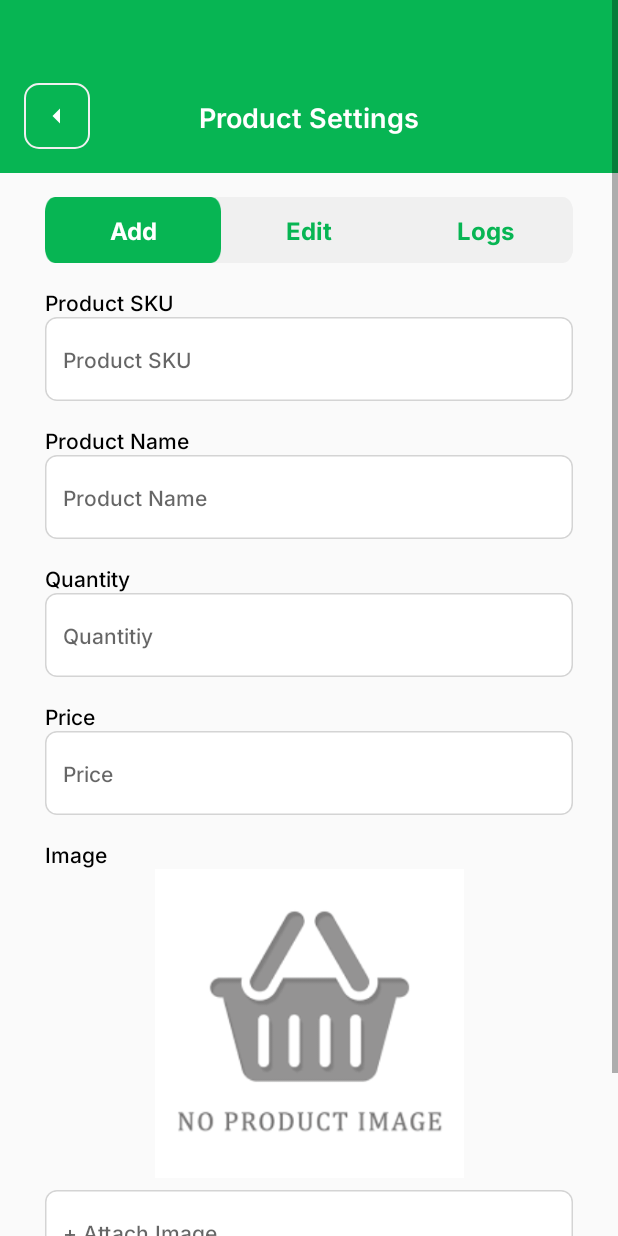
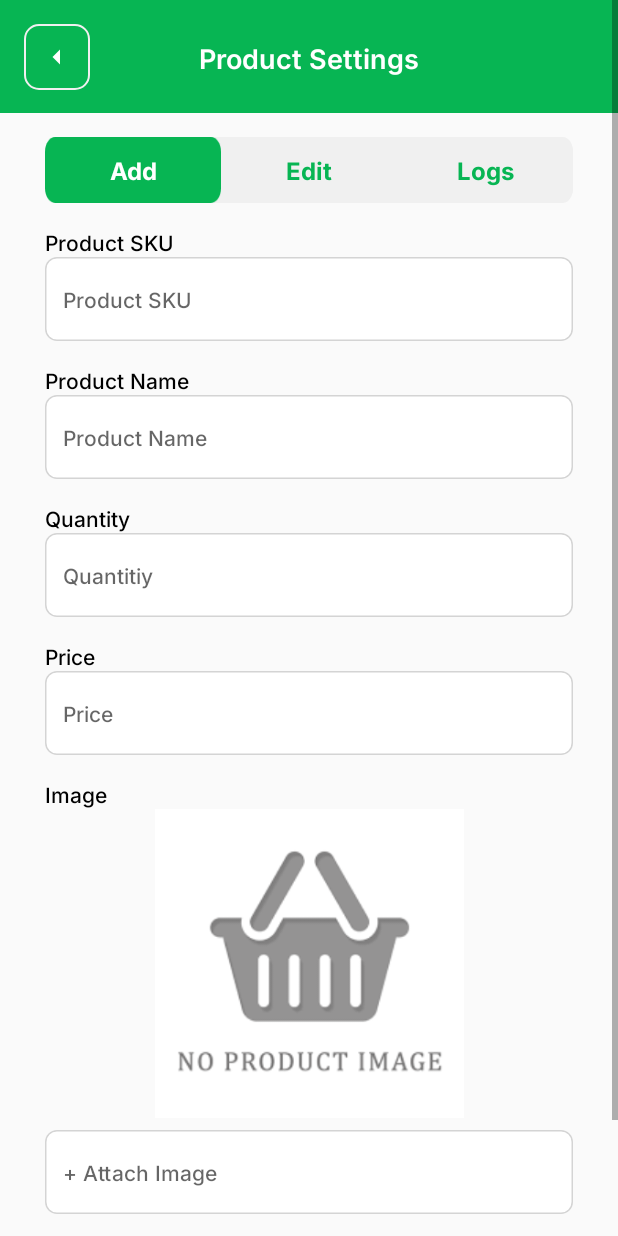
Before and after one commit to JerW18/MOBDEVE-MCO, an Android app built with Jetpack Compose: the ProductSettingsActivity screen opened directly, with no data from a screen before it, on a phone screen of 412 x 824 dp. Run offline under Robolectric (Android 15) with nearby library versions, the phone set to English and light mode, and no system bars; our stand-ins replace Firebase (no records; nobody signed in at launch, a user with empty details on screens opened directly); 1 statement that could not run was skipped.

Commit message:
fixed logs layout

```diff
--- a/app/src/main/res/layout/logs_item.xml
+++ b/app/src/main/res/layout/logs_item.xml
@@ -21,7 +21,7 @@
         android:id="@+id/tvLogItemInOut"
         android:layout_width="wrap_content"
         android:layout_height="wrap_content"
-        android:layout_marginStart="16dp"
+        android:layout_marginStart="32dp"
         android:fontFamily="@font/inter"
         android:text="Out"
         android:textColor="@color/black"
@@ -34,7 +34,7 @@
         android:id="@+id/tvLogItemProduct"
         android:layout_width="wrap_content"
         android:layout_height="wrap_content"
-        android:layout_marginStart="24dp"
+        android:layout_marginStart="28dp"
         android:fontFamily="@font/inter"
         android:text="Product"
         android:textColor="@color/black"
--- a/app/src/main/res/layout/product_setting.xml
+++ b/app/src/main/res/layout/product_setting.xml
@@ -14,10 +14,10 @@
         <View
             android:id="@+id/viewPSGreenHeader"
             android:layout_width="match_parent"
-            android:layout_height="0sp"
+            android:layout_height="75sp"
             android:background="@color/green"
-            app:layout_constraintBottom_toTopOf="@+id/guideline5"
             app:layout_constraintEnd_toEndOf="parent"
+            app:layout_constraintHorizontal_bias="1.0"
             app:layout_constraintStart_toStartOf="parent"
             app:layout_constraintTop_toTopOf="parent" />
 
@@ -34,10 +34,10 @@
             android:layout_width="wrap_content"
             android:layout_height="wrap_content"
             android:layout_marginStart="16dp"
-            android:layout_marginBottom="16dp"
             android:src="@drawable/back_button"
-            app:layout_constraintBottom_toTopOf="@+id/guideline5"
-            app:layout_constraintStart_toStartOf="parent" />
+            app:layout_constraintBottom_toBottomOf="@+id/viewPSGreenHeader"
+            app:layout_constraintStart_toStartOf="parent"
+            app:layout_constraintTop_toTopOf="@+id/viewPSGreenHeader" />
 
         <TextView
             android:id="@+id/tvPSTitle"
```
